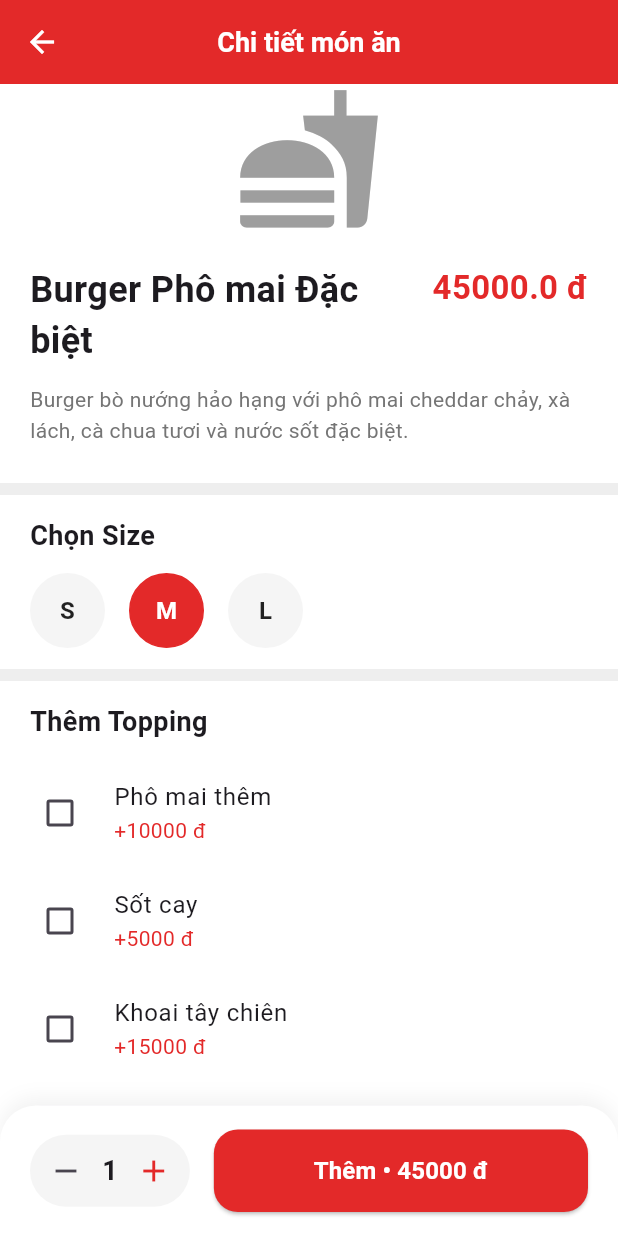
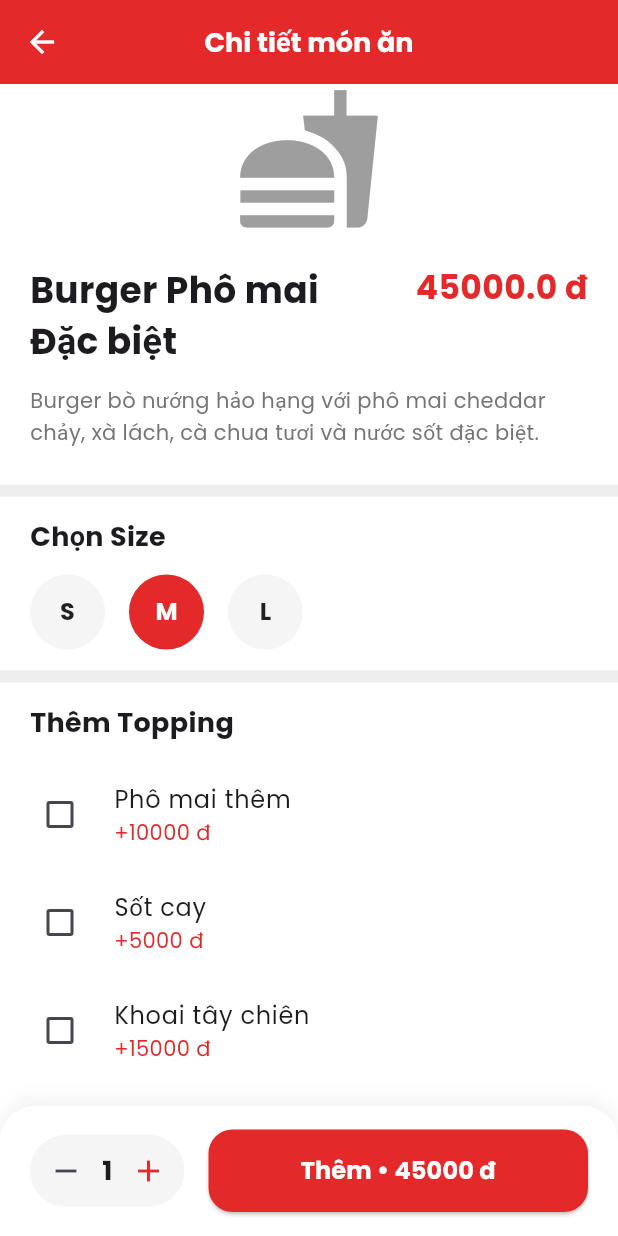
Before and after one commit to Khangle272/app_do_an_nhanh, a Flutter app: the screen it shows after launch, after a tap on "Bắt đầu", after a tap on "Đăng nhập", after a tap on "Burger Phô mai Đặc biệt", on a phone screen of 412 x 824 dp. Run offline on Flutter 3.47's test engine with Material 3 defaults, Android fonts, the phone set to English and light mode, and no system bars; our stand-ins replace google_fonts; network calls fail.

Commit message:
Refactor imports and enhance UI consistency across screens (#14)

```diff
--- a/lib/main.dart
+++ b/lib/main.dart
@@ -5,6 +5,7 @@ import 'package:app_do_an_nhanh/screens/onboarding_screen.dart';
 import 'package:app_do_an_nhanh/screens/login_screen.dart';
 import 'package:app_do_an_nhanh/screens/register_screen.dart';
 import 'package:app_do_an_nhanh/screens/main_layout.dart';
+import 'package:app_do_an_nhanh/utils/app_theme.dart';
 
 void main() {
   runApp(
@@ -24,6 +25,8 @@ class FastFoodApp extends StatelessWidget {
   Widget build(BuildContext context) {
     return MaterialApp(
       debugShowCheckedModeBanner: false,
+      title: 'Đồ ăn nhanh',
+      theme: AppTheme.lightTheme,
       initialRoute: '/',
       routes: {
         '/': (context) => const OnboardingScreen(),
--- a/lib/providers/cart_provider.dart
+++ b/lib/providers/cart_provider.dart
@@ -1,5 +1,5 @@
 import 'package:flutter/material.dart';
-import '../models/cart_item.dart';
+import 'package:app_do_an_nhanh/models/cart_item.dart';
 
 class CartProvider with ChangeNotifier {
   Map<String, CartItem> _items = {};
--- a/lib/screens/home_screen.dart
+++ b/lib/screens/home_screen.dart
@@ -1,9 +1,9 @@
 import 'package:flutter/material.dart';
 import 'package:app_do_an_nhanh/utils/app_colors.dart';
-import '../models/food_model.dart';
-import '../widgets/custom_app_bar.dart';
-import 'product_detail_screen.dart';
-import 'search_screen.dart';
+import 'package:app_do_an_nhanh/models/food_model.dart';
+import 'package:app_do_an_nhanh/widgets/custom_app_bar.dart';
+import 'package:app_do_an_nhanh/screens/product_detail_screen.dart';
+import 'package:app_do_an_nhanh/screens/search_screen.dart';
 
 class HomeScreen extends StatelessWidget {
   const HomeScreen({super.key});
@@ -61,7 +61,7 @@ class HomeScreen extends StatelessWidget {
           borderRadius: BorderRadius.circular(14),
           boxShadow: [
             BoxShadow(
-              color: AppColors.primary.withOpacity(0.1),
+              color: AppColors.primary.withValues(alpha: 0.1),
               blurRadius: 12,
               offset: const Offset(0, 4),
             ),
@@ -69,7 +69,7 @@ class HomeScreen extends StatelessWidget {
         ),
         child: Row(
           children: [
-            Icon(Icons.search, color: AppColors.primary.withOpacity(0.6)),
+            Icon(Icons.search, color: AppColors.primary.withValues(alpha: 0.6)),
             const SizedBox(width: 12),
             Text(
               'Bạn muốn ăn gì hôm nay?',
@@ -94,14 +94,17 @@ class HomeScreen extends StatelessWidget {
             margin: const EdgeInsets.only(right: 16),
             decoration: BoxDecoration(
               gradient: LinearGradient(
-                colors: [AppColors.primary, AppColors.primary.withOpacity(0.7)],
+                colors: [
+                  AppColors.primary,
+                  AppColors.primary.withValues(alpha: 0.7)
+                ],
                 begin: Alignment.topLeft,
                 end: Alignment.bottomRight,
               ),
               borderRadius: BorderRadius.circular(16),
               boxShadow: [
                 BoxShadow(
-                  color: AppColors.primary.withOpacity(0.2),
+                  color: AppColors.primary.withValues(alpha: 0.2),
                   blurRadius: 12,
                   offset: const Offset(0, 6),
                 ),
@@ -117,7 +120,7 @@ class HomeScreen extends StatelessWidget {
                     height: 120,
                     decoration: BoxDecoration(
                       shape: BoxShape.circle,
-                      color: Colors.white.withOpacity(0.1),
+                      color: Colors.white.withValues(alpha: 0.1),
                     ),
                   ),
                 ),
@@ -178,8 +181,8 @@ class HomeScreen extends StatelessWidget {
         boxShadow: [
           BoxShadow(
             color: isSelected
-                ? AppColors.primary.withOpacity(0.15)
-                : Colors.black.withOpacity(0.05),
+                ? AppColors.primary.withValues(alpha: 0.15)
+                : Colors.black.withValues(alpha: 0.05),
             blurRadius: 8,
             offset: const Offset(0, 2),
           ),
@@ -233,7 +236,7 @@ class PopularFoodCard extends StatelessWidget {
           borderRadius: BorderRadius.circular(16),
           boxShadow: [
             BoxShadow(
-              color: Colors.black.withOpacity(0.08),
+              color: Colors.black.withValues(alpha: 0.08),
               blurRadius: 12,
               offset: const Offset(0, 4),
             ),
@@ -296,7 +299,7 @@ class PopularFoodCard extends StatelessWidget {
             Container(
               padding: const EdgeInsets.all(10),
               decoration: BoxDecoration(
-                color: AppColors.primary.withOpacity(0.12),
+                color: AppColors.primary.withValues(alpha: 0.12),
                 shape: BoxShape.circle,
               ),
               child: const Icon(Icons.add, color: AppColors.primary, size: 24),
--- a/lib/screens/login_screen.dart
+++ b/lib/screens/login_screen.dart
@@ -23,10 +23,13 @@ class _LoginScreenState extends State<LoginScreen> {
               mainAxisAlignment: MainAxisAlignment.center,
               crossAxisAlignment: CrossAxisAlignment.start,
               children: [
-                const Center(
+                Center(
                   child: Text(
                     "Đăng nhập",
-                    style: TextStyle(fontSize: 26, fontWeight: FontWeight.w700),
+                    style: Theme.of(context).textTheme.headlineSmall?.copyWith(
+                          fontWeight: FontWeight.w700,
+                          color: AppColors.textMain,
+                        ),
                   ),
                 ),
 
--- a/lib/screens/main_layout.dart
+++ b/lib/screens/main_layout.dart
@@ -1,9 +1,9 @@
 import 'package:flutter/material.dart';
-import '../utils/app_colors.dart';
-import 'home_screen.dart';
-import 'search_screen.dart';
-import 'cart_screen.dart';
-import 'profile_screen.dart';
+import 'package:app_do_an_nhanh/utils/app_colors.dart';
+import 'package:app_do_an_nhanh/screens/home_screen.dart';
+import 'package:app_do_an_nhanh/screens/search_screen.dart';
+import 'package:app_do_an_nhanh/screens/cart_screen.dart';
+import 'package:app_do_an_nhanh/screens/profile_screen.dart';
 
 class MainLayout extends StatefulWidget {
   const MainLayout({super.key});
@@ -18,15 +18,15 @@ class _MainLayoutState extends State<MainLayout> {
   @override
   Widget build(BuildContext context) {
     // Định nghĩa danh sách màn hình ngay trong hàm build để có thể sử dụng Navigator dễ dàng
-    final List<Widget> _screens = [
+    final List<Widget> screens = [
       const HomeScreen(),
       const SearchScreen(),
       const CartScreen(),
-      const ProfileScreen(), // Sử dụng ProfileScreen trực tiếp thay vì gọi hàm
+      const ProfileScreen(),
     ];
 
     return Scaffold(
-      body: _screens[_currentIndex],
+      body: screens[_currentIndex],
       bottomNavigationBar: BottomNavigationBar(
         currentIndex: _currentIndex,
         onTap: (index) {
--- a/lib/screens/onboarding_screen.dart
+++ b/lib/screens/onboarding_screen.dart
@@ -31,31 +31,25 @@ class OnboardingScreen extends StatelessWidget {
                     color: AppColors.primary,
                   ),
                 ),
-
                 const SizedBox(height: 36),
-
                 Text(
                   "Đồ ăn nhanh",
                   textAlign: TextAlign.center,
                   style: Theme.of(context).textTheme.headlineSmall?.copyWith(
-                    fontWeight: FontWeight.w700,
-                    color: AppColors.textMain,
-                  ),
+                        fontWeight: FontWeight.w700,
+                        color: AppColors.textMain,
+                      ),
                 ),
-
                 const SizedBox(height: 12),
-
                 Text(
                   "Khám phá các món ăn nhanh ngon và rẻ",
                   textAlign: TextAlign.center,
                   style: Theme.of(context).textTheme.headlineSmall?.copyWith(
-                    color: Colors.black,
-                    height: 1.5,
-                  ),
+                        color: AppColors.textMain,
+                        height: 1.5,
+                      ),
                 ),
-
                 const SizedBox(height: 24),
-
                 PrimaryButton(
                   text: "Bắt đầu",
                   onPressed: () {
--- a/lib/screens/product_detail_screen.dart
+++ b/lib/screens/product_detail_screen.dart
@@ -1,9 +1,9 @@
 import 'package:flutter/material.dart';
 import 'package:app_do_an_nhanh/utils/app_colors.dart';
-import '../models/food_model.dart';
+import 'package:app_do_an_nhanh/models/food_model.dart';
 import 'package:provider/provider.dart';
-import '../providers/cart_provider.dart';
-import '../widgets/custom_app_bar.dart';
+import 'package:app_do_an_nhanh/providers/cart_provider.dart';
+import 'package:app_do_an_nhanh/widgets/custom_app_bar.dart';
 
 class ProductDetailScreen extends StatefulWidget {
   final Food food;
@@ -176,10 +176,11 @@ class _ProductDetailScreenState extends State<ProductDetailScreen> {
                         value: isSelected,
                         onChanged: (bool? value) {
                           setState(() {
-                            if (value == true)
+                            if (value == true) {
                               _selectedToppings.add(topping['name']);
-                            else
+                            } else {
                               _selectedToppings.remove(topping['name']);
+                            }
                           });
                         },
                       );
@@ -214,7 +215,7 @@ class _ProductDetailScreenState extends State<ProductDetailScreen> {
         color: Colors.white,
         boxShadow: [
           BoxShadow(
-            color: Colors.black.withOpacity(0.05),
+            color: Colors.black.withValues(alpha: 0.05),
             blurRadius: 10,
             offset: const Offset(0, -5),
           ),
--- a/lib/screens/search_screen.dart
+++ b/lib/screens/search_screen.dart
@@ -47,7 +47,7 @@ class _SearchScreenState extends State<SearchScreen> {
         surfaceTintColor: Colors.transparent,
         leading: IconButton(
           icon: const Icon(Icons.arrow_back_ios_new, color: Colors.black87),
-          onPressed: () => Navigator.pushReplacementNamed(context, "/main"),
+          onPressed: () => Navigator.pushNamed(context, '/main'),
         ),
         title: TextField(
           controller: _searchController,
```
Also changed, not shown: lib/screens/cart_screen.dart (+6 -5 lines), lib/screens/checkout_screen.dart (+12 -13 lines), lib/screens/order_history_screen.dart (+6 -7 lines), lib/screens/order_tracking_screen.dart (+4 -4 lines), lib/screens/profile_screen.dart (+4 -4 lines), lib/screens/register_screen.dart (+5 -2 lines).
